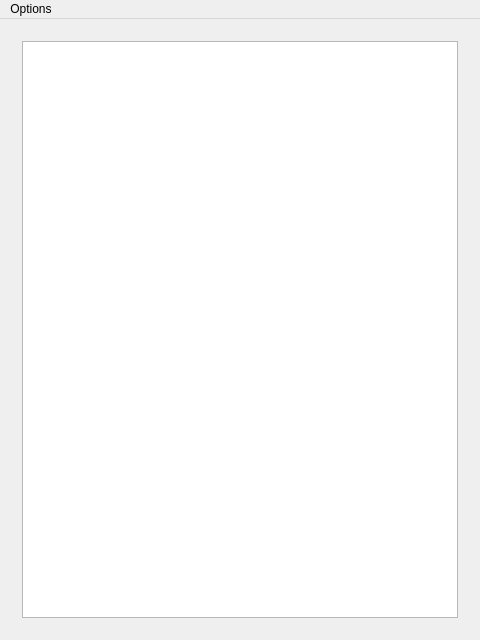
First picture: the form in sshmusicplay/mainwindow.ui, repository mikatammi/sshmusicplay, before the edit.
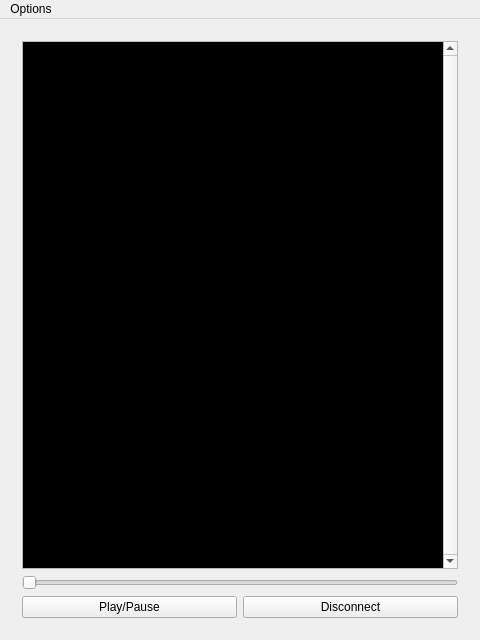
Second picture: the form after the edit. The open tabs and pages were chosen to show the change.

Diff of the .ui file:
```diff
--- a/sshmusicplay/mainwindow.ui
+++ b/sshmusicplay/mainwindow.ui
@@ -118,7 +118,76 @@
       <widget class="QWidget" name="pageDirectory">
        <layout class="QVBoxLayout" name="verticalLayout_3">
         <item>
-         <widget class="QTreeView" name="treeView"/>
+         <widget class="QTreeView" name="treeView">
+          <property name="palette">
+           <palette>
+            <active>
+             <colorrole role="Base">
+              <brush brushstyle="SolidPattern">
+               <color alpha="255">
+                <red>0</red>
+                <green>0</green>
+                <blue>0</blue>
+               </color>
+              </brush>
+             </colorrole>
+            </active>
+            <inactive>
+             <colorrole role="Base">
+              <brush brushstyle="SolidPattern">
+               <color alpha="255">
+                <red>0</red>
+                <green>0</green>
+                <blue>0</blue>
+               </color>
+              </brush>
+             </colorrole>
+            </inactive>
+            <disabled>
+             <colorrole role="Base">
+              <brush brushstyle="SolidPattern">
+               <color alpha="255">
+                <red>244</red>
+                <green>244</green>
+                <blue>244</blue>
+               </color>
+              </brush>
+             </colorrole>
+            </disabled>
+           </palette>
+          </property>
+          <property name="autoFillBackground">
+           <bool>false</bool>
+          </property>
+          <property name="verticalScrollBarPolicy">
+           <enum>Qt::ScrollBarAlwaysOn</enum>
+          </property>
+         </widget>
+        </item>
+        <item>
+         <widget class="QSlider" name="trackpositionslider">
+          <property name="orientation">
+           <enum>Qt::Horizontal</enum>
+          </property>
+         </widget>
+        </item>
+        <item>
+         <layout class="QHBoxLayout" name="horizontalLayout_2">
+          <item>
+           <widget class="QPushButton" name="btnPlayPause">
+            <property name="text">
+             <string>Play/Pause</string>
+            </property>
+           </widget>
+          </item>
+          <item>
+           <widget class="QPushButton" name="btnDisconnect">
+            <property name="text">
+             <string>Disconnect</string>
+            </property>
+           </widget>
+          </item>
+         </layout>
         </item>
        </layout>
       </widget>
```
